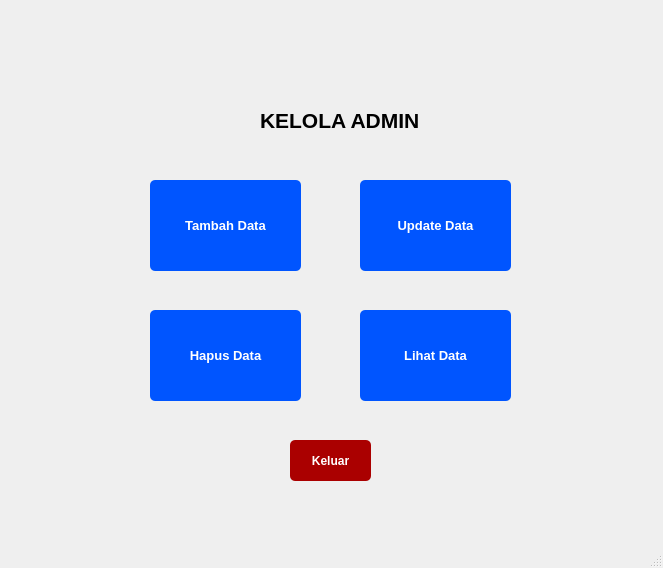
naylasalsdev-project/SudiKasusUAS, file kelola_admin.ui: the form before one commit.
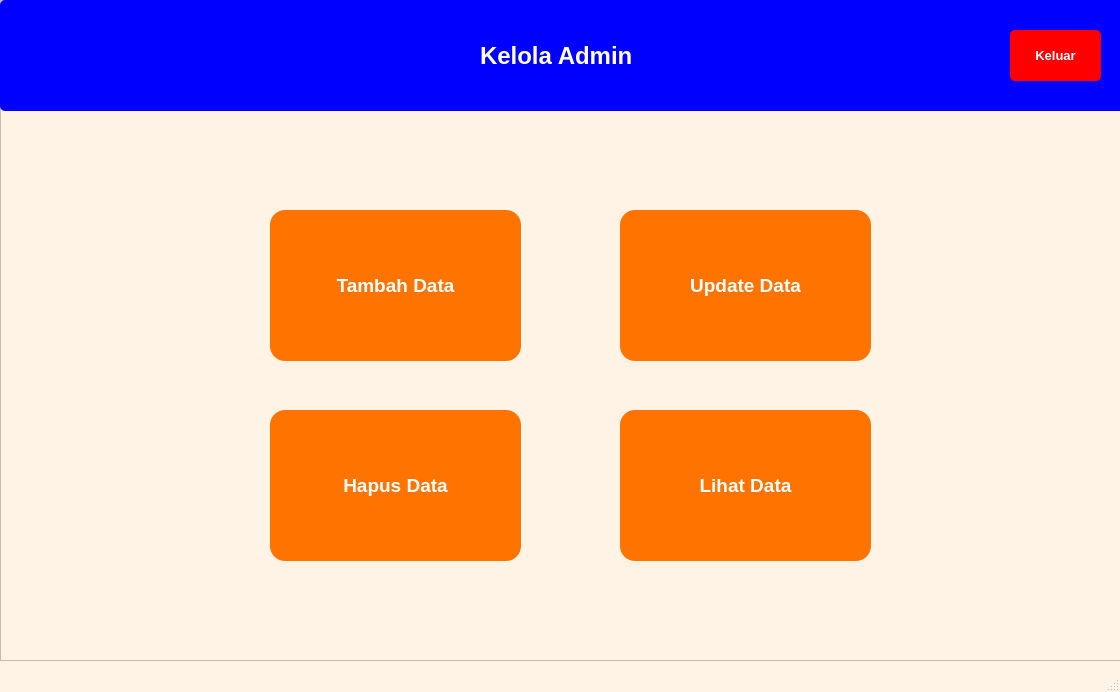
The form after the commit.

What changed in the file:
```diff
--- a/kelola_admin.ui
+++ b/kelola_admin.ui
@@ -6,175 +6,222 @@
    <rect>
     <x>0</x>
     <y>0</y>
-    <width>663</width>
-    <height>568</height>
+    <width>1120</width>
+    <height>692</height>
    </rect>
   </property>
   <property name="windowTitle">
    <string>MainWindow</string>
   </property>
+  <property name="styleSheet">
+   <string notr="true">QMainWindow{
+	background-color: rgb(255, 243, 229); 
+}</string>
+  </property>
   <widget class="QWidget" name="centralwidget">
-   <widget class="QPushButton" name="pushButton_5">
-    <property name="geometry">
-     <rect>
-      <x>360</x>
-      <y>310</y>
-      <width>151</width>
-      <height>91</height>
-     </rect>
-    </property>
-    <property name="font">
-     <font>
-      <pointsize>10</pointsize>
-      <weight>75</weight>
-      <bold>true</bold>
-     </font>
-    </property>
     <property name="styleSheet">
-     <string notr="true">QPushButton {
-    background-color: rgb(0, 85, 255);
-    color: white;
-    border-radius: 5px;   
-    padding: 6px;           
+    <string notr="true">QWidget{
+	background-color: rgb(255, 243, 229); 
 }</string>
     </property>
-    <property name="text">
-     <string>Lihat Data</string>
-    </property>
-   </widget>
-   <widget class="QPushButton" name="pushButton_4">
+   <widget class="QFrame" name="frame">
     <property name="geometry">
      <rect>
-      <x>150</x>
-      <y>310</y>
-      <width>151</width>
-      <height>91</height>
+      <x>0</x>
+      <y>0</y>
+      <width>1121</width>
+      <height>661</height>
      </rect>
     </property>
-    <property name="font">
-     <font>
-      <pointsize>10</pointsize>
-      <weight>75</weight>
-      <bold>true</bold>
-     </font>
-    </property>
     <property name="styleSheet">
-     <string notr="true">QPushButton {
-    background-color: rgb(0, 85, 255);
-    color: white;
-    border-radius: 5px;   
-    padding: 6px;           
+     <string notr="true">QFrame {
+    background-color: rgb(255, 243, 229);          
 }</string>
     </property>
-    <property name="text">
-     <string>Hapus Data</string>
+    <property name="frameShape">
+     <enum>QFrame::StyledPanel</enum>
     </property>
-   </widget>
+    <property name="frameShadow">
+     <enum>QFrame::Raised</enum>
+    </property>
    <widget class="QPushButton" name="pushButton_2">
     <property name="geometry">
      <rect>
-      <x>150</x>
-      <y>180</y>
-      <width>151</width>
-      <height>91</height>
+       <x>620</x>
+       <y>210</y>
+       <width>251</width>
+       <height>151</height>
      </rect>
     </property>
     <property name="font">
      <font>
-      <pointsize>10</pointsize>
+       <pointsize>14</pointsize>
       <weight>75</weight>
       <bold>true</bold>
      </font>
     </property>
     <property name="styleSheet">
      <string notr="true">QPushButton {
-    background-color: rgb(0, 85, 255);
-    color: white;
-    border-radius: 5px;   
-    padding: 6px;           
-}</string>
+   background-color: rgb(255, 115, 1);
+   color: white;    
+   border-radius: 15px;   
+   padding: 6px;}</string>
+     </property>
+     <property name="text">
+      <string>Update Data</string>
+     </property>
+    </widget>
+    <widget class="QPushButton" name="pushButton">
+     <property name="geometry">
+      <rect>
+       <x>270</x>
+       <y>210</y>
+       <width>251</width>
+       <height>151</height>
+      </rect>
+     </property>
+     <property name="font">
+      <font>
+       <pointsize>14</pointsize>
+       <weight>75</weight>
+       <bold>true</bold>
+      </font>
+     </property>
+     <property name="styleSheet">
+      <string notr="true">QPushButton {
+   background-color: rgb(255, 115, 1);
+   color: white;    
+   border-radius: 15px;   
+   padding: 6px;}</string>
     </property>
     <property name="text">
      <string>Tambah Data</string>
     </property>
    </widget>
-   <widget class="QLabel" name="label">
-    <property name="geometry">
-     <rect>
-      <x>260</x>
-      <y>100</y>
-      <width>201</width>
-      <height>41</height>
-     </rect>
-    </property>
-    <property name="font">
-     <font>
-      <pointsize>16</pointsize>
-      <weight>75</weight>
-      <bold>true</bold>
-     </font>
-    </property>
-    <property name="text">
-     <string>KELOLA ADMIN</string>
-    </property>
-   </widget>
    <widget class="QPushButton" name="pushButton_3">
     <property name="geometry">
      <rect>
-      <x>360</x>
-      <y>180</y>
-      <width>151</width>
-      <height>91</height>
+       <x>270</x>
+       <y>410</y>
+       <width>251</width>
+       <height>151</height>
      </rect>
     </property>
     <property name="font">
      <font>
-      <pointsize>10</pointsize>
+       <pointsize>14</pointsize>
       <weight>75</weight>
       <bold>true</bold>
      </font>
     </property>
     <property name="styleSheet">
      <string notr="true">QPushButton {
-    background-color: rgb(0, 85, 255);
-    color: white;
-    border-radius: 5px;   
-    padding: 6px;           
-}</string>
+   background-color: rgb(255, 115, 1);
+   color: white;    
+   border-radius: 15px;   
+   padding: 6px;}</string>
     </property>
     <property name="text">
-     <string>Update Data</string>
+      <string>Hapus Data</string>
     </property>
    </widget>
    <widget class="QPushButton" name="pushButton_6">
     <property name="geometry">
      <rect>
-      <x>290</x>
-      <y>440</y>
-      <width>81</width>
-      <height>41</height>
+       <x>620</x>
+       <y>410</y>
+       <width>251</width>
+       <height>151</height>
      </rect>
     </property>
     <property name="font">
      <font>
-      <pointsize>9</pointsize>
+       <pointsize>14</pointsize>
       <weight>75</weight>
       <bold>true</bold>
      </font>
     </property>
     <property name="styleSheet">
      <string notr="true">QPushButton {
-    background-color: rgb(170, 0, 0);
-    color: white;
-    border-radius: 5px;   
-    padding: 6px;           
+   background-color: rgb(255, 115, 1);
+   color: white;    
+   border-radius: 15px;   
+   padding: 6px;}</string>
+     </property>
+     <property name="text">
+      <string>Lihat Data</string>
+     </property>
+    </widget>
+    <widget class="QWidget" name="widget" native="true">
+     <property name="geometry">
+      <rect>
+       <x>0</x>
+       <y>0</y>
+       <width>1131</width>
+       <height>111</height>
+      </rect>
+     </property>
+     <property name="styleSheet">
+      <string notr="true">QWidget {
+    background-color: rgb(0, 0, 255);
+	border-radius: 5px        
 }</string>
+     </property>
+     <widget class="QLabel" name="label">
+      <property name="geometry">
+       <rect>
+        <x>480</x>
+        <y>30</y>
+        <width>201</width>
+        <height>51</height>
+       </rect>
+      </property>
+      <property name="font">
+       <font>
+        <pointsize>18</pointsize>
+        <weight>75</weight>
+        <bold>true</bold>
+       </font>
+      </property>
+      <property name="styleSheet">
+       <string notr="true">QLabel {
+	color : white
+	}</string>
+      </property>
+      <property name="text">
+       <string>Kelola Admin</string>
+      </property>
+     </widget>
+     <widget class="QPushButton" name="pushButton_5">
+      <property name="geometry">
+       <rect>
+        <x>1010</x>
+        <y>30</y>
+        <width>91</width>
+        <height>51</height>
+       </rect>
+      </property>
+      <property name="font">
+       <font>
+        <pointsize>10</pointsize>
+        <weight>75</weight>
+        <bold>true</bold>
+       </font>
+      </property>
+      <property name="styleSheet">
+       <string notr="true">QPushButton {
+   background-color: rgb(255, 0, 0);
+   color: white;    
+   border-radius: 5px;   
+   padding: 6px;}</string>
     </property>
     <property name="text">
      <string>Keluar</string>
     </property>
    </widget>
   </widget>
+   </widget>
+  </widget>
   <widget class="QMenuBar" name="menubar">
    <property name="geometry">
     <rect>
```
Left out of the diff: 4 changed lines with no effect on the pictures. Lines whose indentation alone changed are shown as unchanged.
